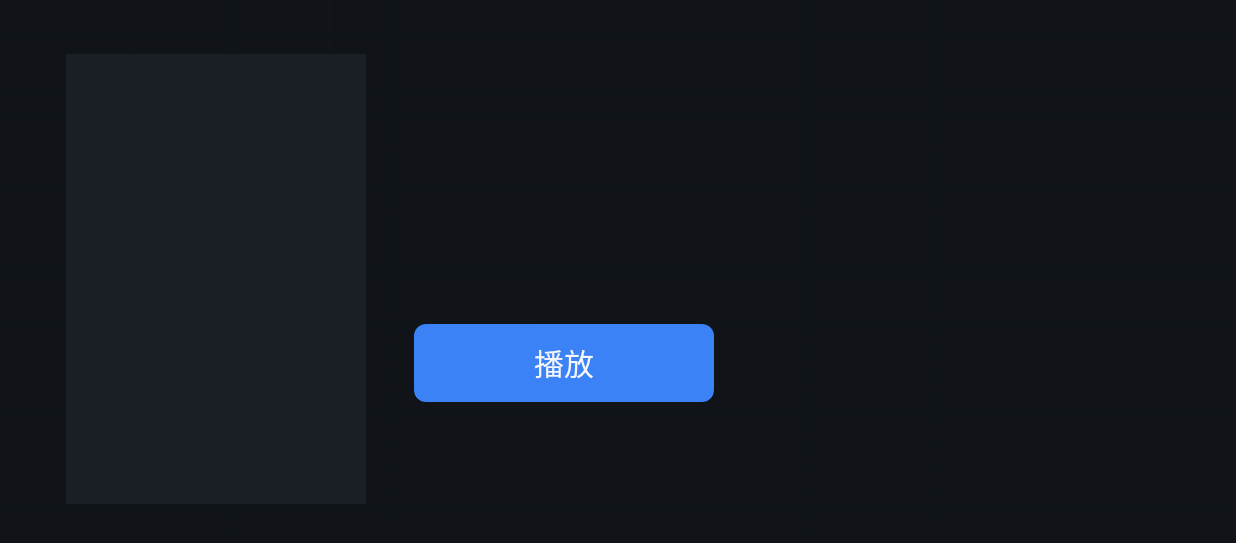
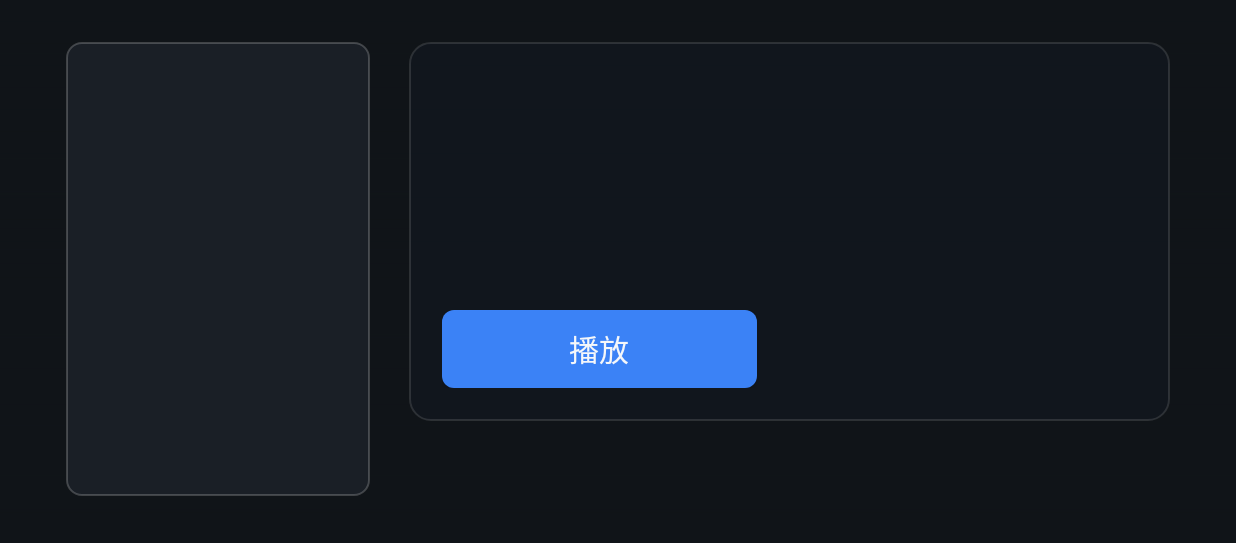
Before and after one commit to xuzhaocheng/fly-view, an Android app: the DetailActivity screen opened directly, with no data from a screen before it, on a phone screen of 824 x 412 dp (held sideways). Shown: the top 543 px of the screen. Run offline under Robolectric (Android 15) with nearby library versions, the phone set to English and light mode, and no system bars; pictures from the network do not load; 1 statement that could not run was skipped.

Commit message:
fix: 详情页排版——更多影片标题被裁、小节标题对比度
- 「更多影片」改用紧凑海报(150x215),并压缩海报/信息区/内边距,
  标题不再贴到屏幕底边被切
- 小节标题(text_secondary + 15sp 粗体)替代原来看不清的 text_tertiary
- 文件信息从一长串 accent 文字改成「分辨率/编码/音轨/大小/字幕」两列小表,
  信息区底板高度跟随内容,播放按钮不会再被挤出面板
- 电影页标题 34sp、简介 2 行,给底部留出余量

```diff
--- /dev/null
+++ b/app/src/main/res/drawable/bg_detail_panel.xml
@@ -0,0 +1,7 @@
+<?xml version="1.0" encoding="utf-8"?>
+<!-- 信息区底板:半透明深色卡,压在剧照上保证文字可读 -->
+<shape xmlns:android="http://schemas.android.com/apk/res/android" android:shape="rectangle">
+    <solid android:color="#B3121820" />
+    <stroke android:width="1dp" android:color="#1FFFFFFF" />
+    <corners android:radius="14dp" />
+</shape>
--- /dev/null
+++ b/app/src/main/res/drawable/bg_poster_frame.xml
@@ -0,0 +1,6 @@
+<?xml version="1.0" encoding="utf-8"?>
+<shape xmlns:android="http://schemas.android.com/apk/res/android" android:shape="rectangle">
+    <solid android:color="@color/card_bg" />
+    <stroke android:width="1dp" android:color="#33FFFFFF" />
+    <corners android:radius="10dp" />
+</shape>
--- a/app/src/main/res/drawable/scrim_detail.xml
+++ b/app/src/main/res/drawable/scrim_detail.xml
@@ -1,22 +1,9 @@
 <?xml version="1.0" encoding="utf-8"?>
-<!-- 背景剧照上的遮罩:左侧压暗保证文字可读,底部再压一层让剧集区落地。 -->
-<layer-list xmlns:android="http://schemas.android.com/apk/res/android">
-    <item>
-        <shape android:shape="rectangle">
-            <gradient
-                android:angle="0"
-                android:startColor="#F2101418"
-                android:centerColor="#C0101418"
-                android:endColor="#80101418" />
-        </shape>
-    </item>
-    <item>
-        <shape android:shape="rectangle">
-            <gradient
-                android:angle="90"
-                android:startColor="#E6101418"
-                android:centerColor="#40101418"
-                android:endColor="#00101418" />
-        </shape>
-    </item>
-</layer-list>
+<!-- 剧照遮罩:顶部留亮,越往下越暗,给信息区和选集区兜底 -->
+<shape xmlns:android="http://schemas.android.com/apk/res/android" android:shape="rectangle">
+    <gradient
+        android:angle="270"
+        android:startColor="#00101418"
+        android:centerColor="#70101418"
+        android:endColor="#E0101418" />
+</shape>
--- a/app/src/main/res/layout/activity_detail.xml
+++ b/app/src/main/res/layout/activity_detail.xml
@@ -4,12 +4,12 @@
     android:layout_height="match_parent"
     android:background="@color/bg_dark">
 
-    <!-- 背景剧照:压暗当氛围,不做信息载体 -->
+    <!-- 背景剧照:露出来当氛围,不做信息载体 -->
     <ImageView
         android:id="@+id/img_backdrop"
         android:layout_width="match_parent"
         android:layout_height="match_parent"
-        android:alpha="0.45"
+        android:alpha="0.8"
         android:background="@color/bg_dark"
         android:scaleType="centerCrop" />
 
@@ -24,27 +24,35 @@
         android:orientation="vertical"
         android:paddingStart="44dp"
         android:paddingEnd="44dp"
-        android:paddingTop="36dp"
-        android:paddingBottom="28dp">
+        android:paddingTop="28dp"
+        android:paddingBottom="16dp">
 
         <LinearLayout
             android:layout_width="match_parent"
             android:layout_height="wrap_content"
             android:orientation="horizontal">
 
-            <ImageView
-                android:id="@+id/img_poster"
-                android:layout_width="200dp"
-                android:layout_height="300dp"
-                android:background="@color/card_bg"
-                android:scaleType="centerCrop" />
+            <FrameLayout
+                android:layout_width="wrap_content"
+                android:layout_height="wrap_content"
+                android:background="@drawable/bg_poster_frame"
+                android:padding="1dp">
+
+                <ImageView
+                    android:id="@+id/img_poster"
+                    android:layout_width="200dp"
+                    android:layout_height="300dp"
+                    android:scaleType="centerCrop" />
+            </FrameLayout>
 
             <LinearLayout
                 android:layout_width="0dp"
                 android:layout_height="wrap_content"
+                android:layout_marginStart="26dp"
                 android:layout_weight="1"
+                android:background="@drawable/bg_detail_panel"
                 android:orientation="vertical"
-                android:paddingStart="32dp">
+                android:padding="22dp">
 
                 <TextView
                     android:id="@+id/tv_title"
@@ -60,7 +68,7 @@
                     android:id="@+id/tv_original"
                     android:layout_width="match_parent"
                     android:layout_height="wrap_content"
-                    android:layout_marginTop="6dp"
+                    android:layout_marginTop="8dp"
                     android:ellipsize="end"
                     android:maxLines="1"
                     android:textColor="@color/text_tertiary"
@@ -70,25 +78,25 @@
                     android:id="@+id/ll_meta"
                     android:layout_width="wrap_content"
                     android:layout_height="wrap_content"
-                    android:layout_marginTop="14dp"
+                    android:layout_marginTop="16dp"
+                    android:gravity="center_vertical"
                     android:orientation="horizontal" />
 
-                <TextView
-                    android:id="@+id/tv_media_info"
+                <LinearLayout
+                    android:id="@+id/ll_media"
                     android:layout_width="match_parent"
                     android:layout_height="wrap_content"
-                    android:layout_marginTop="10dp"
-                    android:textColor="@color/accent"
-                    android:textSize="14sp" />
+                    android:layout_marginTop="14dp"
+                    android:orientation="vertical" />
 
                 <TextView
                     android:id="@+id/tv_overview"
                     android:layout_width="match_parent"
                     android:layout_height="wrap_content"
-                    android:layout_marginTop="18dp"
+                    android:layout_marginTop="14dp"
                     android:ellipsize="end"
                     android:lineSpacingExtra="5dp"
-                    android:maxLines="4"
+                    android:maxLines="2"
                     android:textColor="@color/text_secondary"
                     android:textSize="16sp" />
 
@@ -96,7 +104,7 @@
                     android:id="@+id/ll_play_btn"
                     android:layout_width="match_parent"
                     android:layout_height="wrap_content"
-                    android:layout_marginTop="24dp"
+                    android:layout_marginTop="16dp"
                     android:gravity="center_vertical"
                     android:orientation="horizontal">
 
@@ -106,7 +114,7 @@
                         android:layout_height="52dp"
                         android:background="@drawable/bg_button"
                         android:focusable="true"
-                        android:minWidth="200dp"
+                        android:minWidth="210dp"
                         android:text="@string/play"
                         android:textColor="@color/text_primary"
                         android:textSize="20sp" />
@@ -131,7 +139,7 @@
             android:id="@+id/ll_seasons"
             android:layout_width="match_parent"
             android:layout_height="wrap_content"
-            android:layout_marginTop="26dp"
+            android:layout_marginTop="22dp"
             android:orientation="vertical"
             android:visibility="gone">
 
@@ -158,15 +166,15 @@
             <androidx.recyclerview.widget.RecyclerView
                 android:id="@+id/rv_seasons"
                 android:layout_width="match_parent"
-                android:layout_height="wrap_content" />
+                android:layout_height="wrap_content"
+                android:layout_marginTop="10dp" />
         </LinearLayout>
 
         <LinearLayout
             android:id="@+id/ll_episodes"
             android:layout_width="match_parent"
-            android:layout_height="0dp"
-            android:layout_marginTop="18dp"
-            android:layout_weight="1"
+            android:layout_height="wrap_content"
+            android:layout_marginTop="16dp"
             android:orientation="vertical"
             android:visibility="gone">
 
@@ -177,15 +185,14 @@
             <androidx.recyclerview.widget.RecyclerView
                 android:id="@+id/rv_episodes"
                 android:layout_width="match_parent"
-                android:layout_height="0dp"
-                android:layout_weight="1" />
+                android:layout_height="wrap_content" />
         </LinearLayout>
 
         <LinearLayout
             android:id="@+id/ll_more"
             android:layout_width="match_parent"
             android:layout_height="wrap_content"
-            android:layout_marginTop="24dp"
+            android:layout_marginTop="12dp"
             android:orientation="vertical"
             android:visibility="gone">
 
--- a/app/src/main/res/values/themes.xml
+++ b/app/src/main/res/values/themes.xml
@@ -12,8 +12,9 @@
     <style name="DetailSectionHeader">
         <item name="android:layout_width">wrap_content</item>
         <item name="android:layout_height">wrap_content</item>
-        <item name="android:textColor">@color/text_tertiary</item>
-        <item name="android:textSize">14sp</item>
+        <item name="android:textColor">@color/text_secondary</item>
+        <item name="android:textSize">15sp</item>
+        <item name="android:textStyle">bold</item>
         <item name="android:layout_marginBottom">10dp</item>
     </style>
 </resources>
```
Also changed, not shown: app/src/main/java/com/feiniu/tv/adapter/PosterAdapter.java (+21 -1 lines), app/src/main/java/com/feiniu/tv/ui/DetailActivity.java (+93 -38 lines), app/src/main/res/layout/item_episode.xml (+4 -4 lines), app/src/main/res/layout/item_poster_compact.xml (added, +33 -0 lines).
